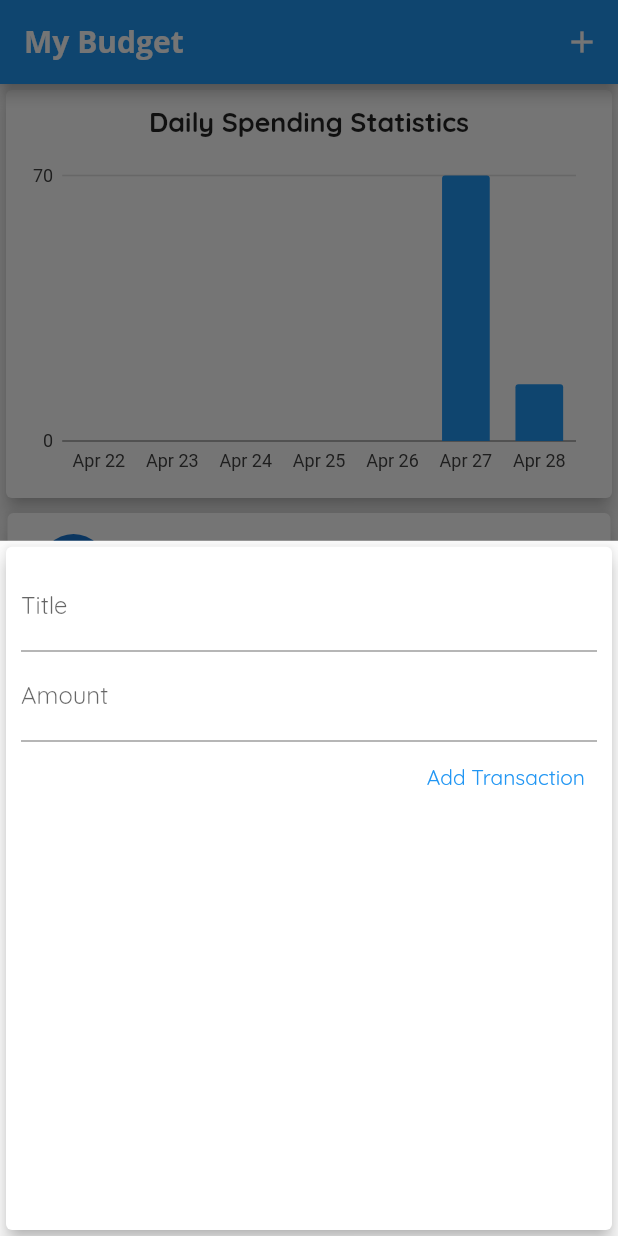
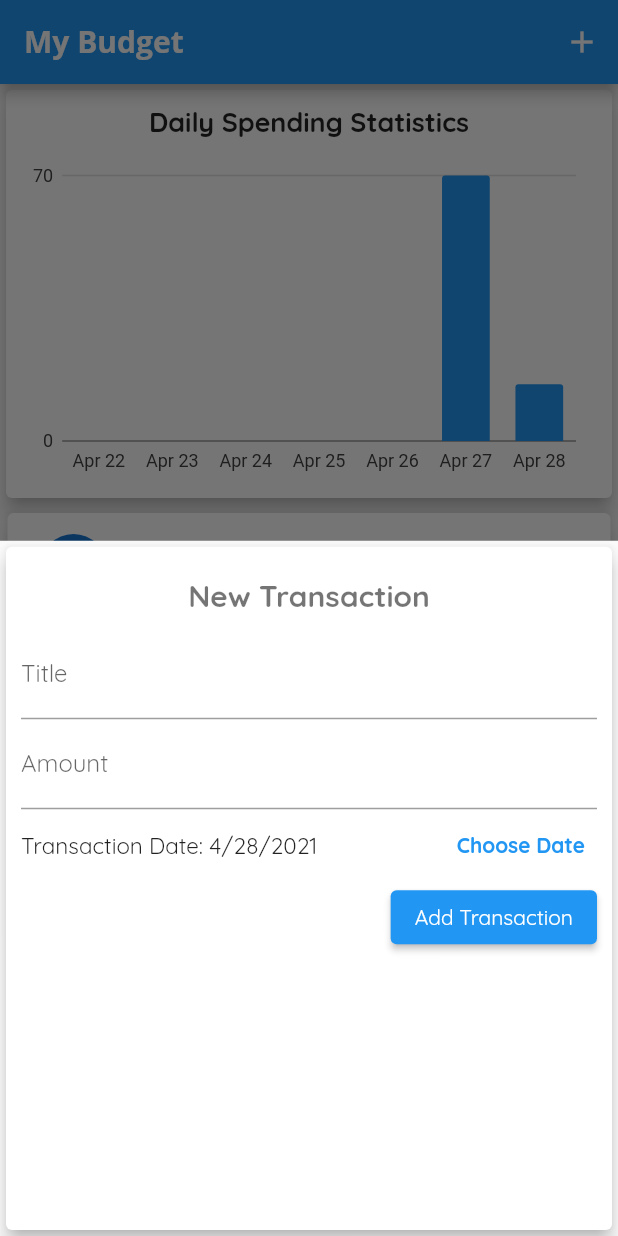
Before and after one commit to jimmy-lan/flutter_budget_app, a Flutter app: the screen it shows after launch, after a tap on the "add" icon, on a phone screen of 412 x 824 dp. Run offline on Flutter 3.47's test engine with Material 2 defaults, Android fonts, the phone set to English and light mode, and no system bars; our stand-ins replace charts_flutter.

Commit message:
Add date picker

```diff
--- a/lib/main.dart
+++ b/lib/main.dart
@@ -17,10 +17,19 @@ class MyApp extends StatelessWidget {
           fontFamily: 'Quicksand',
           textTheme: TextTheme(
               bodyText1: TextStyle(
-            fontFamily: 'Quicksand',
-            fontSize: 18,
-            fontWeight: FontWeight.bold,
-          )),
+                fontFamily: 'Quicksand',
+                fontSize: 18,
+                fontWeight: FontWeight.bold,
+              ),
+              bodyText2: TextStyle(
+                fontFamily: 'Quicksand',
+                fontSize: 15,
+                fontWeight: FontWeight.normal
+              ),
+              headline3: TextStyle(
+                  fontFamily: 'Quicksand',
+                  fontSize: 20,
+                  fontWeight: FontWeight.bold)),
           appBarTheme: AppBarTheme(
               textTheme: ThemeData.light().textTheme.copyWith(
                   headline6: TextStyle(
--- a/lib/widgets/new_transaction.dart
+++ b/lib/widgets/new_transaction.dart
@@ -1,4 +1,5 @@
 import 'package:flutter/material.dart';
+import 'package:intl/intl.dart';
 
 class NewTransaction extends StatefulWidget {
   final Function onNewTransaction;
@@ -12,6 +13,7 @@ class NewTransaction extends StatefulWidget {
 class _NewTransactionState extends State<NewTransaction> {
   final titleController = TextEditingController();
   final amountController = TextEditingController();
+  DateTime _selectedDate = DateTime.now();
 
   void onSubmitData() {
     final title = titleController.text;
@@ -21,11 +23,27 @@ class _NewTransactionState extends State<NewTransaction> {
       return;
     }
 
-    widget.onNewTransaction(titleController.text,
-        double.parse(amountController.text));
+    widget.onNewTransaction(
+        titleController.text, double.parse(amountController.text));
 
     // Close modal
     Navigator.of(context).pop();
+  }
+
+  void _presentDatePicker() {
+    showDatePicker(
+            context: context,
+            initialDate: DateTime.now(),
+            firstDate: DateTime(2019, 1, 1),
+            lastDate: DateTime.now())
+        .then((date) {
+      if (date == null) {
+        return;
+      }
+      setState(() {
+        _selectedDate = date;
+      });
+    });
   }
 
   @override
@@ -36,6 +54,13 @@ class _NewTransactionState extends State<NewTransaction> {
         child: Column(
           crossAxisAlignment: CrossAxisAlignment.end,
           children: [
+            Container(
+              padding: EdgeInsets.symmetric(vertical: 10, horizontal: 15),
+              child: Center(
+                child: Text("New Transaction",
+                    style: Theme.of(context).textTheme.headline3),
+              ),
+            ),
             TextField(
               decoration: InputDecoration(labelText: "Title"),
               controller: titleController,
@@ -46,9 +71,24 @@ class _NewTransactionState extends State<NewTransaction> {
               keyboardType: TextInputType.numberWithOptions(decimal: true),
               onSubmitted: (_) => onSubmitData(),
             ),
-            TextButton(
-                onPressed: onSubmitData,
-                child: Text("Add Transaction"))
+            Row(
+              children: [
+                Expanded(
+                  child: Text(
+                      _selectedDate == null
+                          ? "Transaction Date: Not Selected"
+                          : "Transaction Date: ${DateFormat.yMd().format(_selectedDate)}",
+                      style: Theme.of(context).textTheme.bodyText2),
+                ),
+                TextButton(
+                    onPressed: _presentDatePicker,
+                    child: Text(
+                        "Choose Date",
+                        style: TextStyle(fontWeight: FontWeight.bold))),
+              ],
+            ),
+            ElevatedButton(
+                onPressed: onSubmitData, child: Text("Add Transaction"))
           ],
         ),
       ),
```
